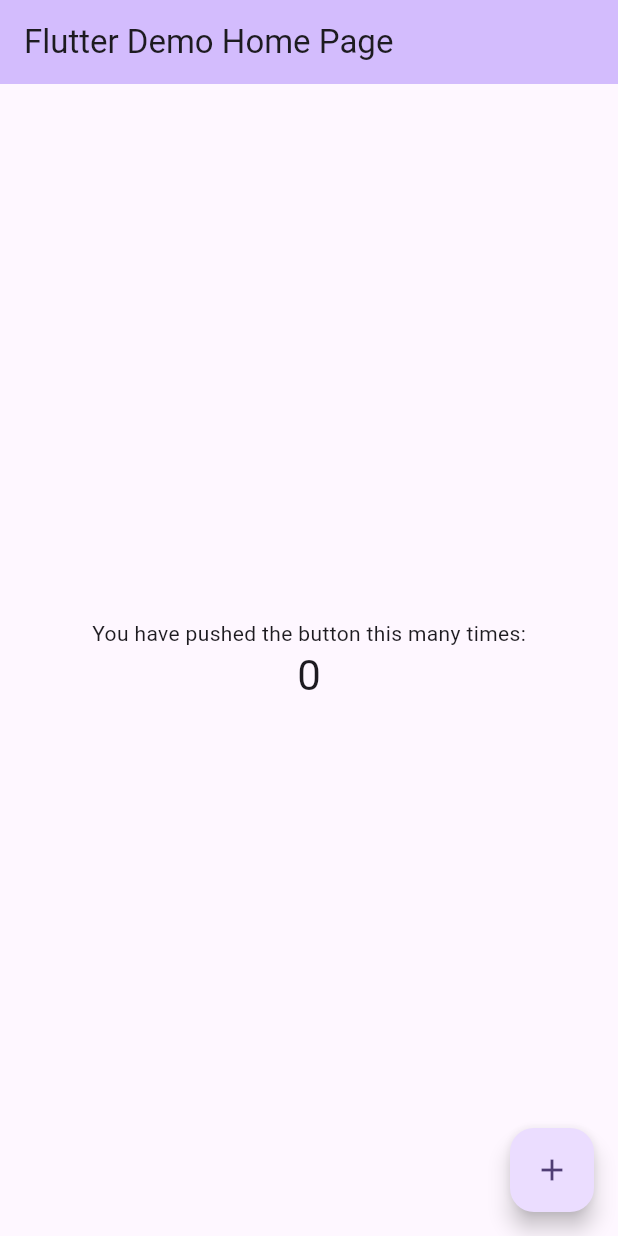
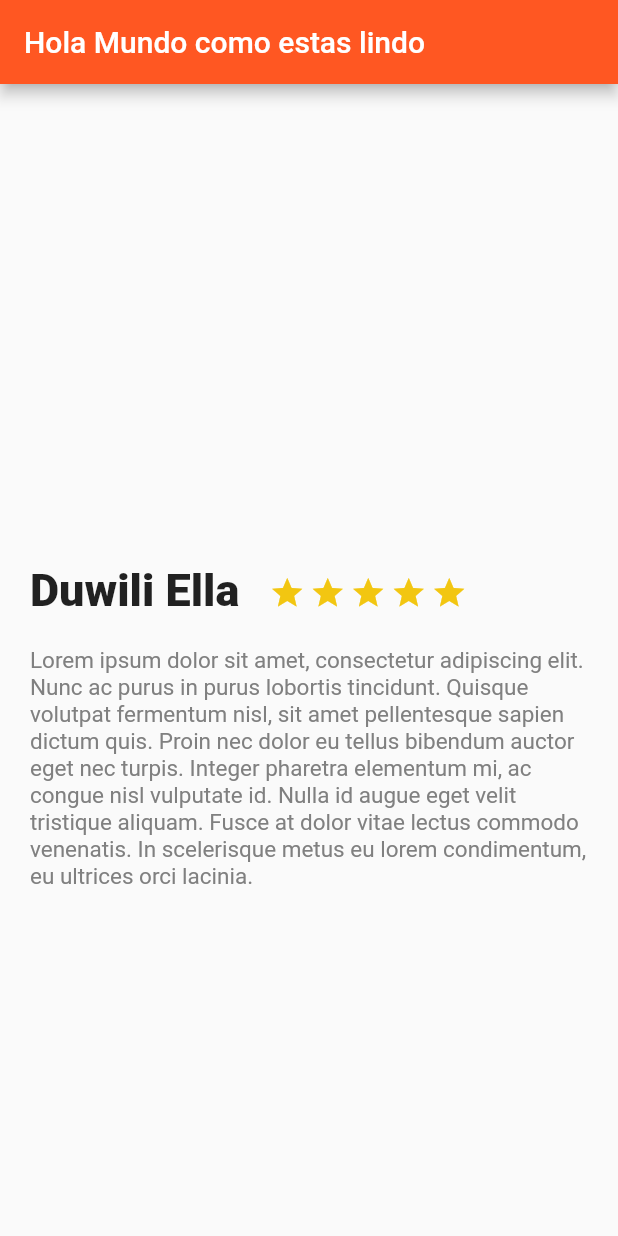
Before and after one commit to ErikaTatianaTovar/ApplicationTripsFlutter, a Flutter app: the screen it shows after launch, on a phone screen of 412 x 824 dp. Run offline on Flutter 3.47's test engine with Material 2 defaults, Android fonts, the phone set to English and light mode, and no system bars.

Commit message:
add whidgets

```diff
--- /dev/null
+++ b/flutter/lib/description_place.dart
@@ -0,0 +1,47 @@
+import 'package:flutter/material.dart';
+
+class DescriptionPlace extends StatelessWidget {
+  @override
+  Widget build(BuildContext context) {
+    final star = Container(
+      margin: const EdgeInsets.only(top: 323.0, right: 3.0),
+      child: const Icon(
+        Icons.star,
+        color: Color(0xFFf2c611),
+      ),
+    );
+
+    final description = Container(
+      margin: const EdgeInsets.only(top: 20.0, right: 20.0, left: 20.0),
+      child: const Text(
+        "Lorem ipsum dolor sit amet, consectetur adipiscing elit. Nunc ac purus in purus lobortis tincidunt. Quisque volutpat fermentum nisl, sit amet pellentesque sapien dictum quis. Proin nec dolor eu tellus bibendum auctor eget nec turpis. Integer pharetra elementum mi, ac congue nisl vulputate id. Nulla id augue eget velit tristique aliquam. Fusce at dolor vitae lectus commodo venenatis. In scelerisque metus eu lorem condimentum, eu ultrices orci lacinia.",
+        style: TextStyle(
+            fontSize: 15.0,
+            fontWeight: FontWeight.w400,
+            color: Color(0xff808080)),
+        textAlign: TextAlign.left,
+      ),
+    );
+
+    final titleStars = Row(
+      children: <Widget>[
+        Container(
+          margin: const EdgeInsets.only(top: 320.0, left: 20.0, right: 20.0),
+          child: const Text(
+            "Duwili Ella",
+            style: TextStyle(fontSize: 30.0, fontWeight: FontWeight.w900),
+            textAlign: TextAlign.left,
+          ),
+        ),
+        Row(
+          children: <Widget>[star, star, star, star, star],
+        )
+      ],
+    );
+//estilo distinto tamañao letra pequeño, usa mismo conteiner y widgets en variable aparte, tex stayle, margenes
+    return Column(
+      children: <Widget>[titleStars, description],
+    );
+    throw UnimplementedError();
+  }
+}
--- a/flutter/lib/main.dart
+++ b/flutter/lib/main.dart
@@ -1,4 +1,5 @@
 import 'package:flutter/material.dart';
+import 'description_place.dart';
 
 void main() {
   runApp(const MyApp());
@@ -28,12 +29,18 @@ class MyApp extends StatelessWidget {
         //
         // This works for code too, not just values: Most code changes can be
         // tested with just a hot reload.
-        colorScheme: ColorScheme.fromSeed(seedColor: Colors.deepPurple),
-        useMaterial3: true,
+        primarySwatch: Colors.deepOrange,
+       // colorScheme: ColorScheme.fromSeed(seedColor: Colors.deepPurple),
+       // useMaterial3: true,
       ),
-     home: const MyHomePage(title: 'Flutter Demo Home Page'),
-
+    home: Scaffold(
+      appBar: AppBar(
+        title: Text("Hola Mundo como estas lindo"),
+      ),
+      body: new DescriptionPlace(),
+      )
     );
+    //home: const MyHomePage(title: 'Flutter Demo Home Page'),
   }
 }
 
```
